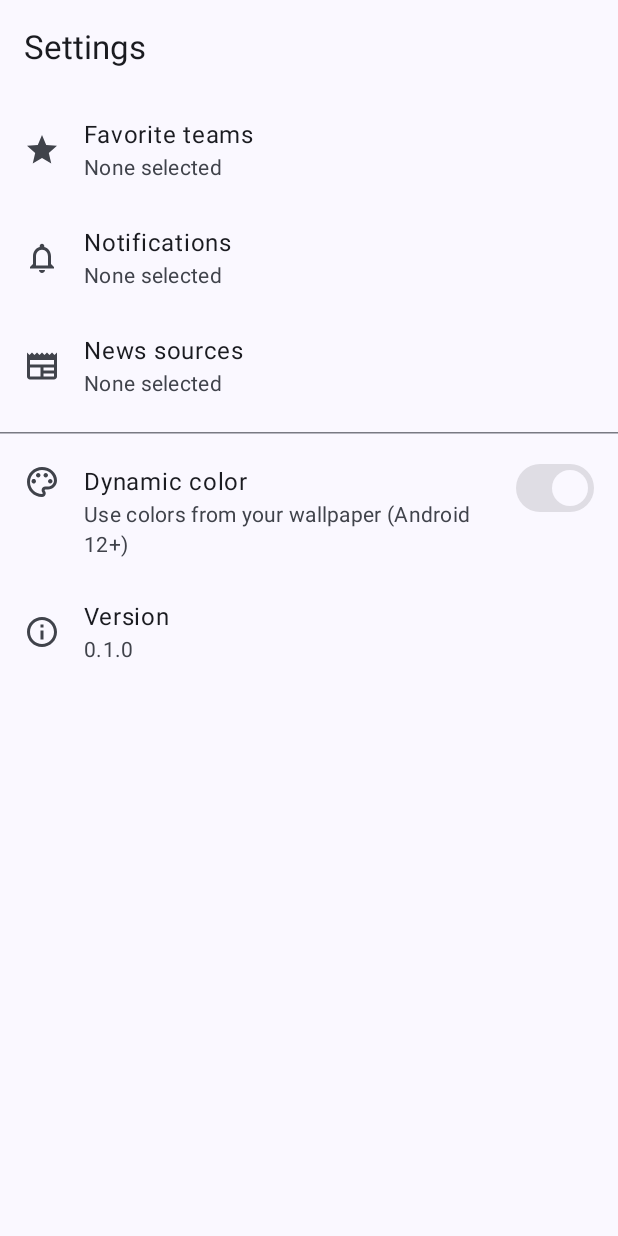
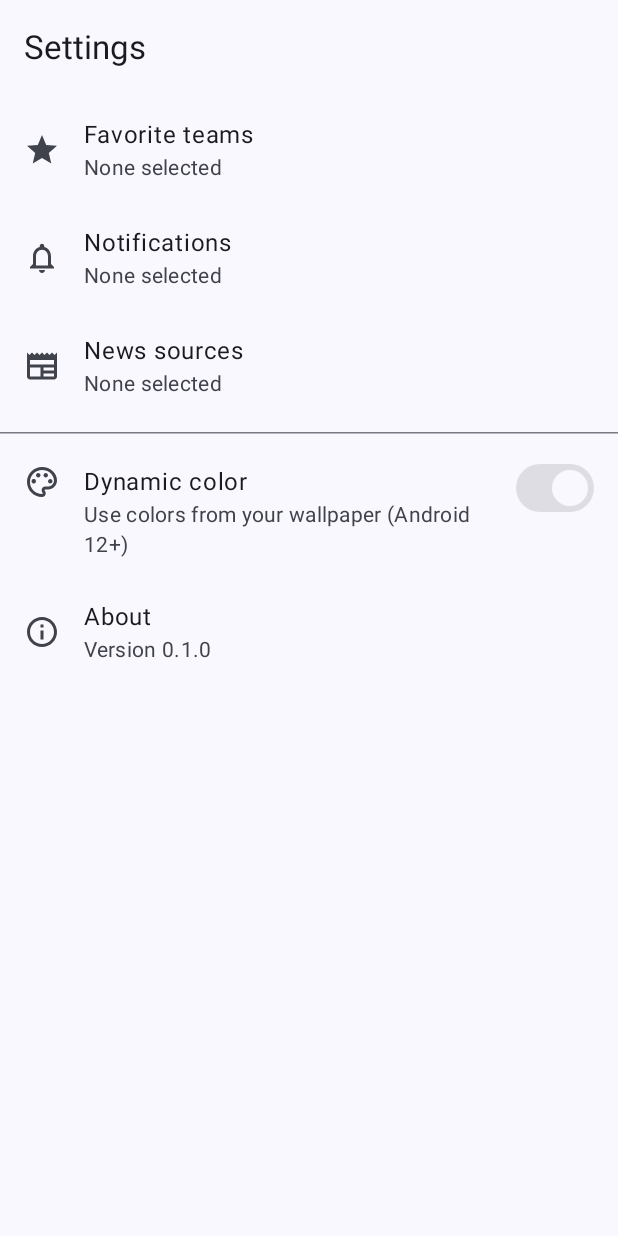
Before and after one commit to RBWare/Zamboni-Android, an Android app built with Jetpack Compose: the composable SettingsScreen shown on its own in the app's theme, on a phone screen of 412 x 824 dp. Run offline under Robolectric (Android 15) with nearby library versions, the phone set to English and light mode, and no system bars; libraries missing offline, so code that uses them is left out: coil3.svg.

Commit message:
Add about section to settings

```diff
--- a/app/src/main/java/io/rbware/zamboni/ui/settings/SettingsScreen.kt
+++ b/app/src/main/java/io/rbware/zamboni/ui/settings/SettingsScreen.kt
@@ -52,6 +52,7 @@ enum class SettingsSection(@param:StringRes val title: Int, val icon: ImageVecto
     TEAMS(R.string.settings_favorite_teams, Icons.Outlined.Star),
     NOTIFICATIONS(R.string.settings_notifications, Icons.Outlined.Notifications),
     NEWS_SOURCES(R.string.settings_news_sources, Icons.Outlined.Newspaper),
+    ABOUT(R.string.settings_about, Icons.Outlined.Info),
 }
 
 /**
@@ -102,6 +103,7 @@ fun SettingsScreen(
                             })
                         SettingsSection.NEWS_SOURCES ->
                             NewsSourcePicker(state.newsSources, state.preferences.newsSourceIds, viewModel::toggleNewsSource)
+                        SettingsSection.ABOUT -> AboutSection()
                         null -> Box(Modifier.fillMaxSize(), contentAlignment = Alignment.Center) {
                             Text(stringResource(R.string.settings_select_section), style = MaterialTheme.typography.bodyLarge)
                         }
@@ -124,7 +126,7 @@ private fun SettingsList(
         topBar = { TopAppBar(title = { Text(stringResource(R.string.nav_settings)) }) },
     ) { padding ->
         LazyColumn(contentPadding = padding) {
-            SettingsSection.entries.forEach { section ->
+            SettingsSection.entries.filter { it != SettingsSection.ABOUT }.forEach { section ->
                 item(key = section.name) {
                     val summary = when (section) {
                         SettingsSection.TEAMS -> countSummary(R.plurals.settings_teams_summary, prefs.favoriteTeamIds.size)
@@ -134,6 +136,7 @@ private fun SettingsList(
                             // Only count sources that still exist, in case one was removed.
                             state.newsSources?.count { it.id in prefs.newsSourceIds } ?: prefs.newsSourceIds.size,
                         )
+                        SettingsSection.ABOUT -> ""
                     }
                     ListItem(
                         headlineContent = { Text(stringResource(section.title)) },
@@ -158,11 +161,20 @@ private fun SettingsList(
                     trailingContent = { Switch(checked = true, onCheckedChange = null, enabled = false) },
                 )
             }
-            item {
+            item(key = SettingsSection.ABOUT.name) {
+                val about = SettingsSection.ABOUT
                 ListItem(
-                    headlineContent = { Text(stringResource(R.string.settings_version)) },
-                    supportingContent = { Text(BuildConfig.VERSION_NAME) },
-                    leadingContent = { Icon(Icons.Outlined.Info, contentDescription = null) },
+                    headlineContent = { Text(stringResource(about.title)) },
+                    supportingContent = {
+                        Text(stringResource(R.string.settings_about_summary, BuildConfig.VERSION_NAME))
+                    },
+                    leadingContent = { Icon(about.icon, contentDescription = null) },
+                    colors = if (about == selected) {
+                        ListItemDefaults.colors(containerColor = MaterialTheme.colorScheme.secondaryContainer)
+                    } else {
+                        ListItemDefaults.colors()
+                    },
+                    modifier = Modifier.clickable { onSectionClick(about) },
                 )
             }
         }
--- a/app/src/main/res/values/strings.xml
+++ b/app/src/main/res/values/strings.xml
@@ -104,6 +104,12 @@
     <string name="settings_dynamic_color">Dynamic color</string>
     <string name="settings_dynamic_color_summary">Use colors from your wallpaper (Android 12+)</string>
     <string name="settings_version">Version</string>
+    <string name="settings_about">About</string>
+    <string name="settings_about_summary">Version %1$s</string>
+    <string name="about_version_value">%1$s (%2$d)</string>
+    <string name="about_package">Package name</string>
+    <string name="about_developer">Developed by</string>
+    <string name="about_developer_name" translatable="false">RBWare</string>
     <string name="back">Back</string>
     <string name="close">Close</string>
 
```
Also changed, not shown: app/src/main/java/io/rbware/zamboni/ui/settings/AboutSection.kt (added, +87 -0 lines).
